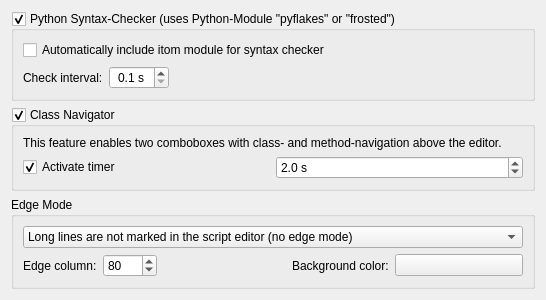
itom-project/itom, file Qitom/ui/widgetPropEditorScripts.ui: the form before one commit.
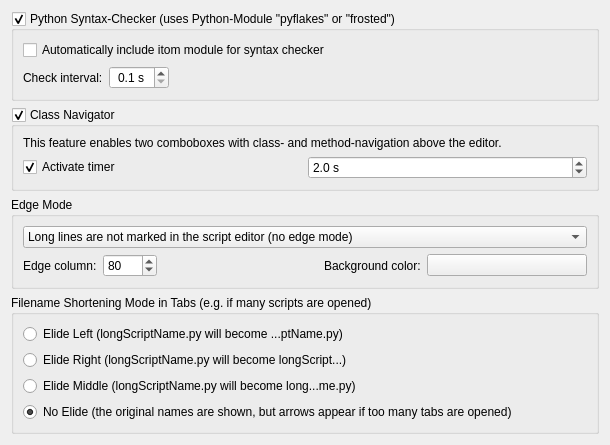
The form after the commit. Custom widgets are drawn as their Qt base class.

Commit message: script editor tabs: it is now possible to configure how long filenames are shortened if there are many scripts opened (see property dialog >> editor >> script editors)

Diff of the .ui file:
```diff
--- a/Qitom/ui/widgetPropEditorScripts.ui
+++ b/Qitom/ui/widgetPropEditorScripts.ui
@@ -6,8 +6,8 @@
    <rect>
     <x>0</x>
     <y>0</y>
-    <width>478</width>
-    <height>281</height>
+    <width>610</width>
+    <height>413</height>
    </rect>
   </property>
   <property name="windowTitle">
@@ -238,6 +238,46 @@
      </layout>
     </widget>
    </item>
+   <item>
+    <widget class="QGroupBox" name="groupBox_2">
+     <property name="title">
+      <string>Filename Shortening Mode in Tabs (e.g. if many scripts are opened)</string>
+     </property>
+     <layout class="QVBoxLayout" name="verticalLayout_2">
+      <item>
+       <widget class="QRadioButton" name="radioElideLeft">
+        <property name="text">
+         <string>Elide Left (longScriptName.py will become ...ptName.py)</string>
+        </property>
+       </widget>
+      </item>
+      <item>
+       <widget class="QRadioButton" name="radioElideRight">
+        <property name="text">
+         <string>Elide Right (longScriptName.py will become longScript...)</string>
+        </property>
+       </widget>
+      </item>
+      <item>
+       <widget class="QRadioButton" name="radioElideMiddle">
+        <property name="text">
+         <string>Elide Middle (longScriptName.py will become long...me.py)</string>
+        </property>
+       </widget>
+      </item>
+      <item>
+       <widget class="QRadioButton" name="radioElideNone">
+        <property name="text">
+         <string>No Elide (the original names are shown, but arrows appear if too many tabs are opened)</string>
+        </property>
+        <property name="checked">
+         <bool>true</bool>
+        </property>
+       </widget>
+      </item>
+     </layout>
+    </widget>
+   </item>
    <item>
     <spacer name="verticalSpacer">
      <property name="orientation">
```
The commit also changes 3 other files.
